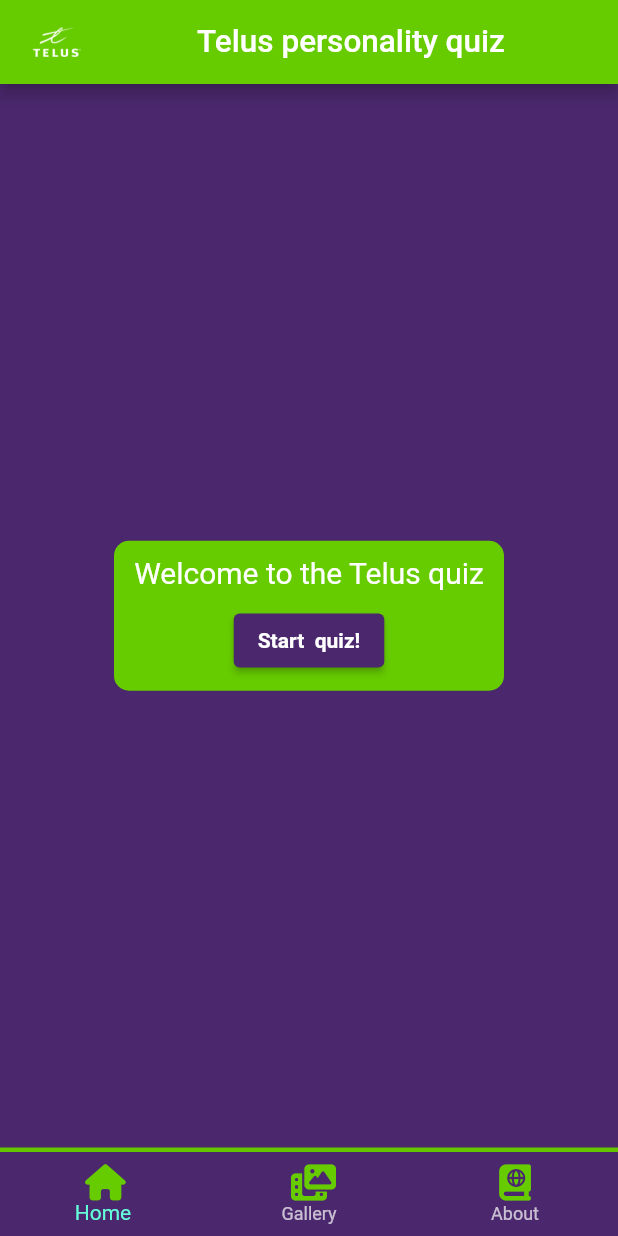
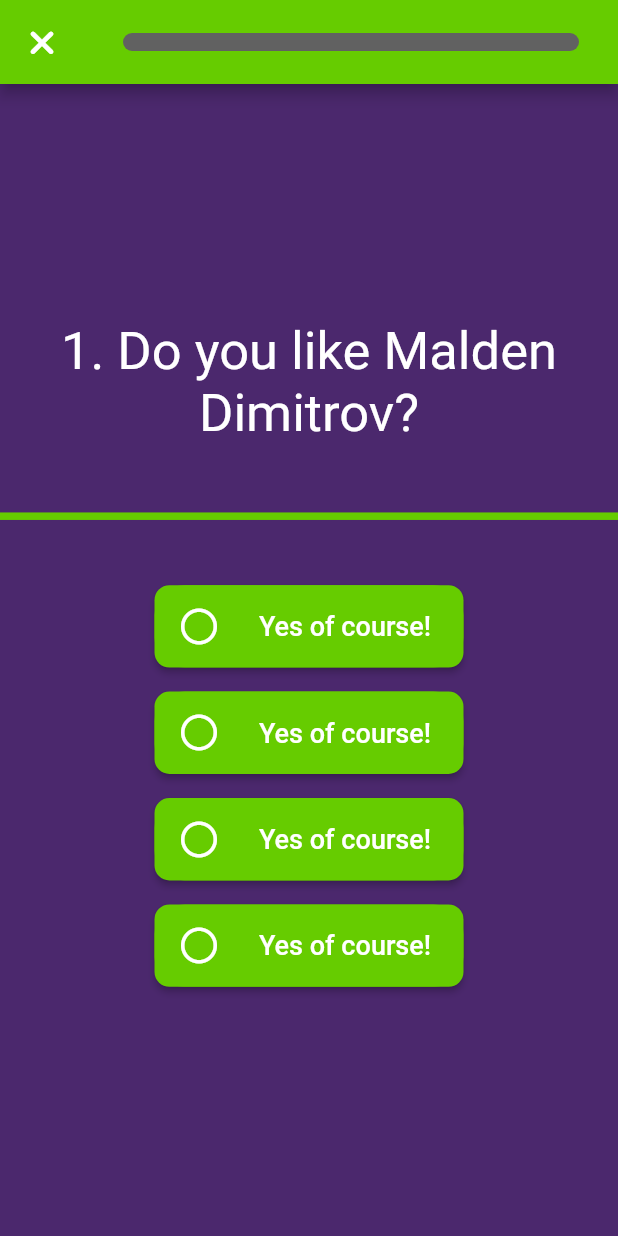
Before and after one commit to vladygk/telus-quiz-app, a Flutter app: the screen it shows after launch, after a tap on an icon or button, on a phone screen of 412 x 824 dp. Run offline on Flutter 3.47's test engine with Material 2 defaults, Android fonts, the phone set to English and light mode, and no system bars; our stand-ins replace font_awesome_flutter, google_fonts.

```diff
--- a/lib/Screens/Home/home_screen.dart
+++ b/lib/Screens/Home/home_screen.dart
@@ -8,8 +8,8 @@ import 'package:font_awesome_flutter/font_awesome_flutter.dart';
 
 final List<Widget> navPages = [
   const HomePage(),
+  const HomePage(),
   const AboutPage(),
-  const HomePage(),
 ];
 
 class HomeScreen extends StatelessWidget {
--- a/lib/Screens/Home/pages/home_page.dart
+++ b/lib/Screens/Home/pages/home_page.dart
@@ -1,11 +1,14 @@
 import 'package:flutter/material.dart';
+import 'package:provider/provider.dart';
 import 'package:telus_character_quiz/shared/theme.dart';
+import 'package:telus_character_quiz/state/app_state.dart';
 
 class HomePage extends StatelessWidget {
   const HomePage({super.key});
 
   @override
   Widget build(BuildContext context) {
+    var state = Provider.of<AppState>(context);
     return Center(
       child: Center(
         child: Container(
@@ -30,7 +33,10 @@ class HomePage extends StatelessWidget {
                     'Start  quiz!',
                     style: TextStyle(fontWeight: FontWeight.bold),
                   ),
-                  onPressed: () {},
+                  onPressed: () {
+                    state.currentQuizProgress = 0;
+                    Navigator.pushNamed(context, '/quiz');
+                  },
                 ),
               )
             ],
--- /dev/null
+++ b/lib/Screens/Quiz/pages/answer.dart
@@ -0,0 +1,53 @@
+import 'package:flutter/cupertino.dart';
+import 'package:flutter/material.dart';
+import 'package:font_awesome_flutter/font_awesome_flutter.dart';
+import 'package:provider/provider.dart';
+import 'package:telus_character_quiz/shared/theme.dart';
+import 'package:telus_character_quiz/state/app_state.dart';
+
+class Answer extends StatelessWidget {
+  int index;
+
+  Answer({Key? key, required this.index}) : super(key: key);
+
+  @override
+  Widget build(BuildContext context) {
+    var state = Provider.of<AppState>(context);
+
+    return Padding(
+      padding: const EdgeInsets.all(8.0),
+      child: Container(
+        decoration: BoxDecoration(
+            color: green, borderRadius: BorderRadius.circular(20)),
+        width: MediaQuery.of(context).size.width / 2,
+        height: MediaQuery.of(context).size.height / 15,
+        child: ElevatedButton.icon(
+            style: ButtonStyle(
+                shape: MaterialStateProperty.all<RoundedRectangleBorder>(
+                  RoundedRectangleBorder(
+                    borderRadius: BorderRadius.circular(
+                        10.0), // Set your desired border radius
+                  ),
+                ),
+                backgroundColor: MaterialStateProperty.all<Color>(green)),
+            onPressed: () {
+              state.currentAnswerIndex = index;
+              state.nextPage();
+            },
+            icon: Padding(
+              padding: const EdgeInsets.only(right: 20.0),
+              child: Icon(state.currentAnswerIndex == index
+                  ? FontAwesomeIcons.circleCheck
+                  : FontAwesomeIcons.circle),
+            ),
+            label: const Text(
+              'Yes of course!',
+              softWrap: true,
+              style: TextStyle(
+                fontSize: 18,
+              ),
+            )),
+      ),
+    );
+  }
+}
--- /dev/null
+++ b/lib/Screens/Quiz/pages/question_page.dart
@@ -0,0 +1,39 @@
+import 'package:flutter/material.dart';
+import 'package:font_awesome_flutter/font_awesome_flutter.dart';
+import 'package:telus_character_quiz/screens/Quiz/pages/answer.dart';
+import 'package:telus_character_quiz/shared/theme.dart';
+
+class QuestionPage extends StatelessWidget {
+  int index;
+  QuestionPage({Key? key, required this.index}) : super(key: key);
+  List<int> dummyList = [1, 2, 3, 4];
+
+  @override
+  Widget build(BuildContext context) {
+    return SizedBox(
+      width: MediaQuery.of(context).size.width,
+      height: MediaQuery.of(context).size.height,
+      child: Column(mainAxisAlignment: MainAxisAlignment.center, children: [
+        const Padding(
+          padding: EdgeInsets.only(bottom: 40.0),
+          child: Text(
+            "1. Do you like Malden Dimitrov?",
+            textAlign: TextAlign.center,
+            style: TextStyle(fontSize: 35),
+            softWrap: true,
+          ),
+        ),
+        Padding(
+          padding: const EdgeInsets.only(bottom: 30.0),
+          child: Divider(
+            thickness: 5,
+            color: green,
+          ),
+        ),
+        Column(
+          children: dummyList.map((index) => Answer(index: index)).toList(),
+        )
+      ]),
+    );
+  }
+}
--- /dev/null
+++ b/lib/Screens/Quiz/quiz_screen.dart
@@ -0,0 +1,38 @@
+import 'package:flutter/material.dart';
+import 'package:font_awesome_flutter/font_awesome_flutter.dart';
+import 'package:provider/provider.dart';
+import 'package:telus_character_quiz/screens/Quiz/pages/congrats_page.dart';
+import 'package:telus_character_quiz/screens/Quiz/pages/question_page.dart';
+import 'package:telus_character_quiz/shared/progress_bar.dart';
+import 'package:telus_character_quiz/state/app_state.dart';
+
+class QuizScreen extends StatelessWidget {
+  const QuizScreen({Key? key}) : super(key: key);
+
+  @override
+  Widget build(BuildContext context) {
+    var state = Provider.of<AppState>(context);
+
+    return Scaffold(
+      appBar: AppBar(
+        title: AnimatedProgressbar(value: state.currentQuizProgress),
+        leading: IconButton(
+          icon: const Icon(FontAwesomeIcons.xmark),
+          onPressed: () => Navigator.pop(context),
+        ),
+      ),
+      body: PageView.builder(
+          physics: const NeverScrollableScrollPhysics(),
+          scrollDirection: Axis.vertical,
+          itemCount: 3,
+          controller: state.controller,
+          itemBuilder: (BuildContext context, int index) {
+            if (index == 2) {
+              return CongratsPage();
+            }
+
+            return QuestionPage(index: index);
+          }),
+    );
+  }
+}
--- /dev/null
+++ b/lib/shared/progress_bar.dart
@@ -0,0 +1,61 @@
+import 'package:flutter/material.dart';
+
+class AnimatedProgressbar extends StatelessWidget {
+  final double value;
+  final double maxValue;
+  final double height;
+  const AnimatedProgressbar(
+      {Key? key, this.height = 12, required this.value, this.maxValue = 2})
+      : super(key: key);
+
+  @override
+  Widget build(BuildContext context) {
+    return LayoutBuilder(builder: (BuildContext context, BoxConstraints box) {
+      return Container(
+        padding: const EdgeInsets.all(10),
+        width: box.maxWidth,
+        child: Stack(
+          children: [
+            Container(
+              height: height,
+              decoration: BoxDecoration(
+                  color: Theme.of(context).colorScheme.background,
+                  borderRadius: BorderRadius.all(Radius.circular(height))),
+            ),
+            AnimatedContainer(
+              duration: const Duration(microseconds: 800),
+              curve: Curves.easeInCubic,
+              height: height,
+              width: _calcProgress(value, box.maxWidth, maxValue),
+              decoration: BoxDecoration(
+                color: _colorGen(value, maxValue),
+                borderRadius: BorderRadius.all(
+                  Radius.circular(height),
+                ),
+              ),
+            )
+          ],
+        ),
+      );
+    });
+  }
+
+  _calcProgress(double value, double boxWidth, double maxValue, [min = 0.0]) {
+    if (value <= min) {
+      return min;
+    }
+
+    return (value / maxValue) * boxWidth;
+  }
+
+  _colorGen(double value, double maxValue) {
+    int rgb = (value * 255).toInt();
+    if (value >= 0.6 * maxValue) {
+      return Colors.deepOrange.withGreen(rgb).withRed(255 - rgb);
+    } else if (value >= 0.3 * maxValue) {
+      return Colors.yellow.shade800;
+    } else {
+      return Colors.redAccent.shade700;
+    }
+  }
+}
--- a/lib/shared/theme.dart
+++ b/lib/shared/theme.dart
@@ -2,7 +2,7 @@ import 'package:flutter/material.dart';
 import 'package:google_fonts/google_fonts.dart';
 
 var purple = const Color.fromRGBO(75, 40, 109, 1);
-var darkPurple = const Color.fromRGBO(75, 40, 109, 1.5);
+var darkPurple = const Color.fromRGBO(90, 50, 109, 1.5);
 var green = const Color.fromRGBO(102, 204, 0, 1);
 
 var appTheme = ThemeData(
--- a/lib/state/app_state.dart
+++ b/lib/state/app_state.dart
@@ -2,11 +2,34 @@ import 'package:flutter/material.dart';
 
 class AppState with ChangeNotifier {
   int _navIndex = 0;
-
+  final int waitTime = 500;
   int get currentNavIndex => _navIndex;
 
   set currentNavIndex(int value) {
     _navIndex = value;
     notifyListeners();
   }
+
+  final PageController controller = PageController();
+
+  void nextPage() async {
+    currentQuizProgress++;
+    await controller.nextPage(
+      duration: Duration(milliseconds: waitTime),
+      curve: Curves.easeInOut,
+    );
+
+    currentAnswerIndex = -1;
+    notifyListeners();
+  }
+
+  double currentQuizProgress = 0;
+
+  int _currentAnswerIndex = -1;
+
+  int get currentAnswerIndex => _currentAnswerIndex;
+  set currentAnswerIndex(int value) {
+    _currentAnswerIndex = value;
+    notifyListeners();
+  }
 }
```
Also changed, not shown: lib/Screens/Quiz/pages/congrats_page.dart (added, +49 -0 lines), lib/Screens/Result/result_screen.dart (added, +74 -0 lines), lib/shared/routes.dart (+6 -5 lines), assets/congrats.gif (added).
